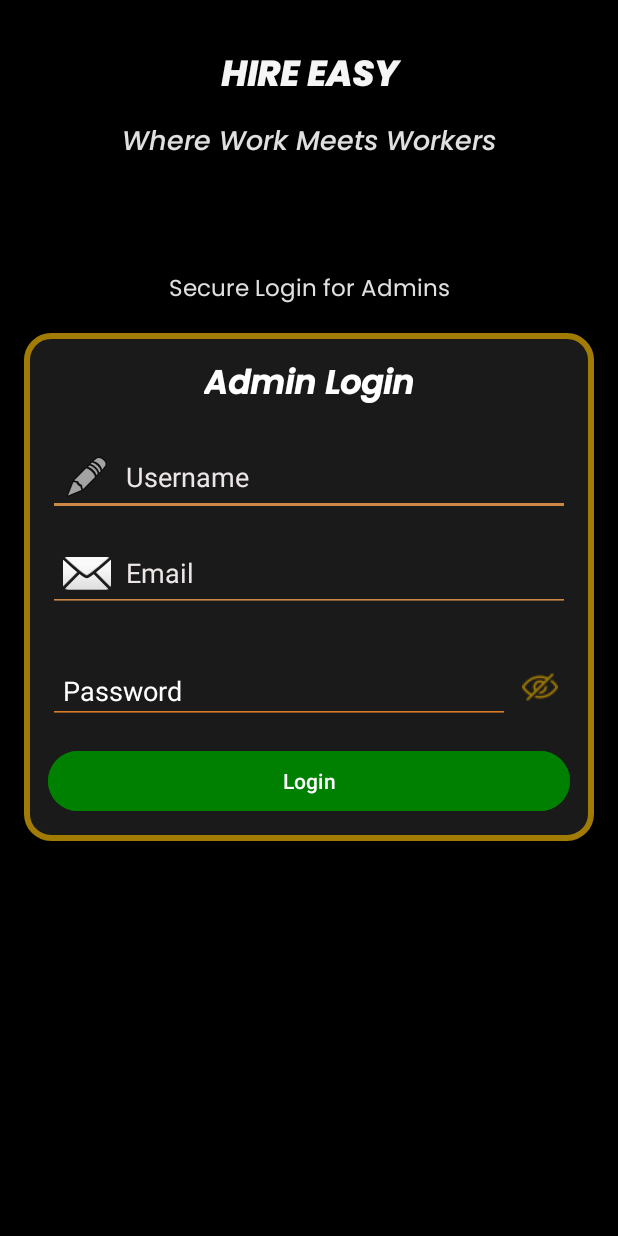
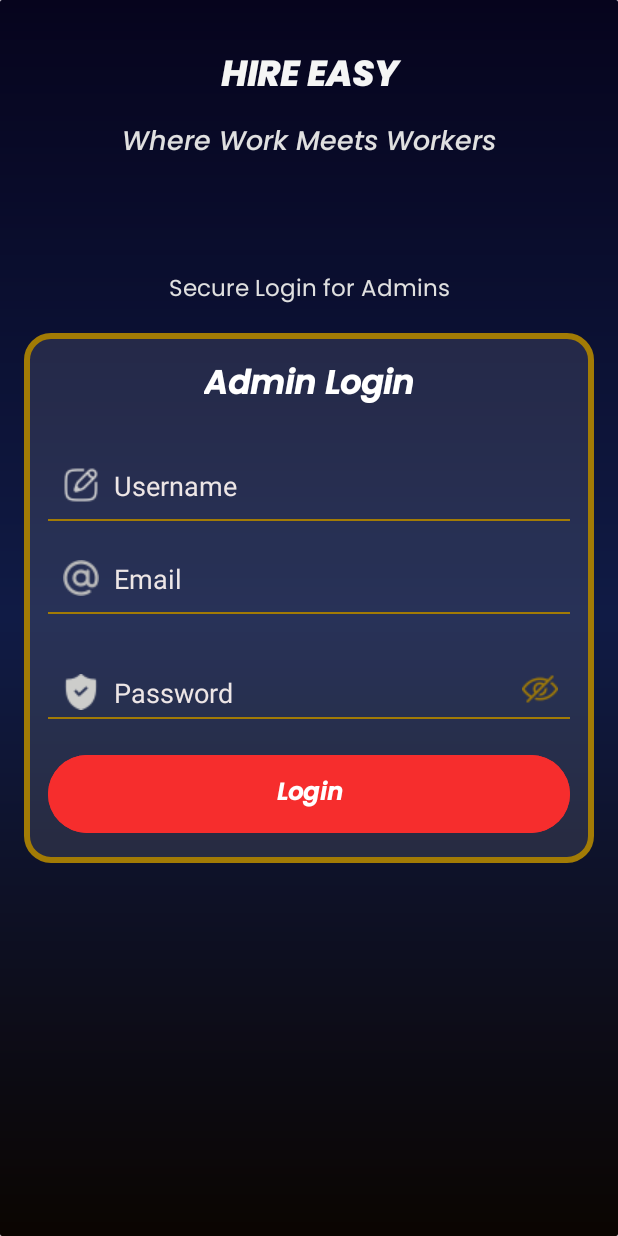
Before and after one commit to SchoolManagement-io/HireEasy, an Android app: the layout admin_login_main.xml on its own in the app's theme, with its tools: preview values and no code run, on a phone screen of 412 x 824 dp. Run offline under Robolectric (Android 15) with nearby library versions, the phone set to English and light mode, and no system bars.

Commit message:
updation of login pages

```diff
--- a/app/src/main/res/layout/admin_login_main.xml
+++ b/app/src/main/res/layout/admin_login_main.xml
@@ -5,7 +5,7 @@
     xmlns:tools="http://schemas.android.com/tools"
     android:layout_width="match_parent"
     android:layout_height="match_parent"
-    android:background="@color/black_100"
+    android:background="@drawable/red_black_gradient"
     android:fillViewport="true">
 
     <androidx.constraintlayout.widget.ConstraintLayout
@@ -86,29 +86,35 @@
                 android:id="@+id/username"
                 android:layout_width="match_parent"
                 android:layout_height="wrap_content"
-                android:layout_marginTop="16dp"
-                android:backgroundTint="#CC8847"
-                android:drawableStart="@android:drawable/ic_menu_edit"
+                android:layout_marginTop="25dp"
+                android:background="@null"
+                android:drawableStart="@drawable/pen"
                 android:hint="Username"
                 android:padding="10dp"
-                android:textColor="#F8F8F8"
+                android:textColor="#FFFFFF"
                 android:drawablePadding="10dp"
                 android:textColorHint="#EDE6E6" />
+            <View
+                android:layout_width="match_parent"
+                android:layout_height="1.5dp"
+                android:background="#A27B05"/>
 
             <EditText
                 android:id="@+id/email"
                 android:layout_width="match_parent"
                 android:layout_height="wrap_content"
-                android:layout_marginTop="12dp"
-                android:backgroundTint="#CC8847"
-                android:drawableStart="@android:drawable/ic_dialog_email"
+                android:layout_marginTop="16dp"
+                android:background="@null"
+                android:drawableStart="@drawable/mail"
                 android:hint="Email"
                 android:padding="10dp"
                 android:drawablePadding="10dp"
-                android:textColor="#FDFDFD"
+                android:textColor="#FFFFFF"
                 android:textColorHint="#EDE6E6" />
-
-
+            <View
+                android:layout_width="match_parent"
+                android:layout_height="1.5dp"
+                android:background="#A27B05"/>
 
             <LinearLayout
                 android:layout_width="match_parent"
@@ -122,13 +128,15 @@
                     android:layout_width="0dp"
                     android:layout_weight="1"
                     android:layout_height="wrap_content"
-                    android:backgroundTint="#D97B24"
+                    android:background="@null"
                     android:hint="Password"
+                    android:drawableStart="@drawable/shield"
                     android:inputType="textPassword"
                     android:padding="10dp"
+                    android:drawablePadding="10dp"
                     android:layout_marginTop="12dp"
                     android:textColor="#FFFFFF"
-                    android:textColorHint="#FFFFFF"/>
+                    android:textColorHint="#EDE6E6"/>
 
                 <ImageView
                     android:id="@+id/togglePass"
@@ -138,18 +146,28 @@
                     android:focusable="true"
                     android:padding="8dp"
                     android:src="@drawable/eye"
+                    android:drawableStart="@drawable/shield"
                     android:layout_marginTop="10dp"
                     android:contentDescription="Toggle Password"/>
             </LinearLayout>
+            <View
+                android:layout_width="match_parent"
+                android:layout_height="1.5dp"
+                android:background="#A27B05"/>
 
             <Button
-                android:id="@+id/loginButton"
+                android:id="@+id/loginButton1"
                 android:layout_width="match_parent"
                 android:layout_height="wrap_content"
                 android:layout_marginTop="20dp"
-                android:backgroundTint="#008000"
+                android:backgroundTint="#F62D2D"
                 android:text="Login"
-                android:textColor="#FFFFFF"/>
+                android:textColor="#FFFFFF"
+                android:textStyle="bold"
+                android:textSize="16sp"
+                android:fontFamily="@font/poppins_semiboiditalic"
+                android:elevation="6dp"
+                android:padding="12dp"/>
         </LinearLayout>
 
     </androidx.constraintlayout.widget.ConstraintLayout>
```
Also changed, not shown: app/src/main/AndroidManifest.xml (+9 -6 lines), app/src/main/java/com/allenhouse/hireeasy/AgentLoginMain.java (+48 -3 lines), app/src/main/java/com/allenhouse/hireeasy/UserDashboardMain2Activity.java (added, +24 -0 lines), app/src/main/java/com/allenhouse/hireeasy/UserLoginMain.java (+48 -2 lines), app/src/main/res/layout/agent_login_main.xml (+11 -6 lines), app/src/main/res/layout/user_dashboard_main2.xml (added, +8 -0 lines), app/src/main/res/layout/user_login_main.xml (+41 -15 lines).
